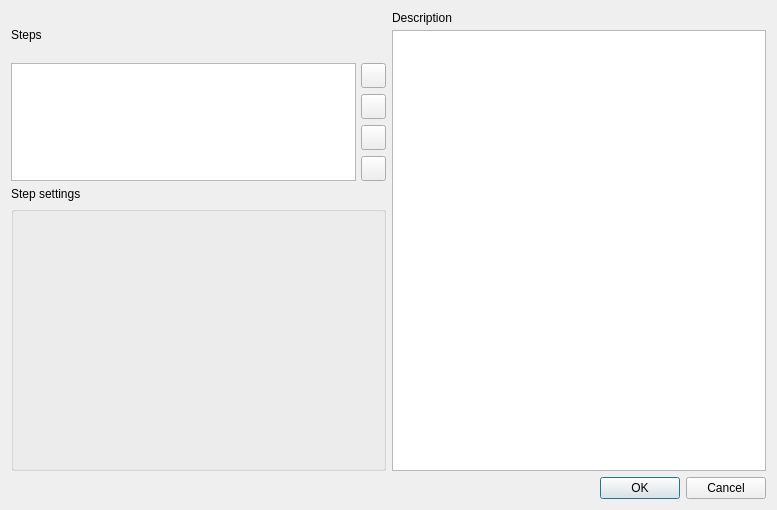
The window that src/plugins/external_tool_support/src/trimmomatic/TrimmomaticPropertyDialog.ui (violethaze74/ugene) describes before a commit, drawn with Qt 5.
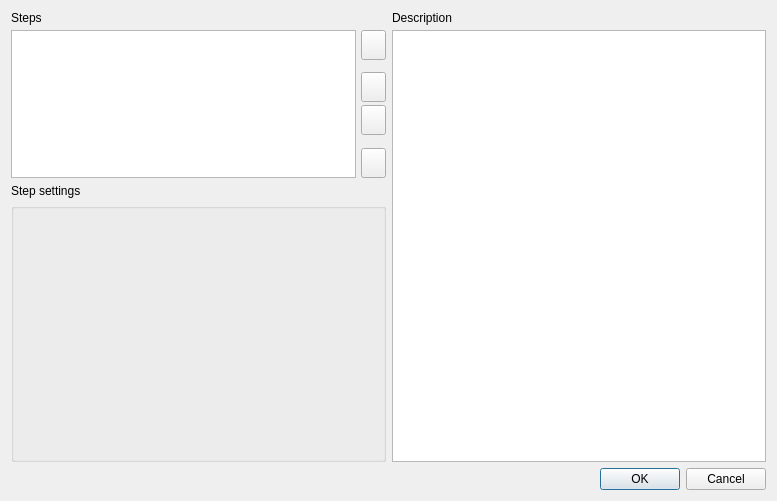
The same window after the commit. Icons and pictures are not drawn.

Commit message: new trimmomatic dialog

```diff
--- a/src/plugins/external_tool_support/src/trimmomatic/TrimmomaticPropertyDialog.ui
+++ b/src/plugins/external_tool_support/src/trimmomatic/TrimmomaticPropertyDialog.ui
@@ -7,13 +7,13 @@
     <x>0</x>
     <y>0</y>
     <width>777</width>
-    <height>510</height>
+    <height>501</height>
    </rect>
   </property>
   <property name="minimumSize">
    <size>
     <width>640</width>
-    <height>510</height>
+    <height>501</height>
    </size>
   </property>
   <property name="windowTitle">
@@ -22,6 +22,9 @@
   <layout class="QVBoxLayout" name="verticalLayout_4" stretch="1,2">
    <item>
     <layout class="QHBoxLayout" name="horizontalLayout_2">
+     <property name="sizeConstraint">
+      <enum>QLayout::SetDefaultConstraint</enum>
+     </property>
      <item>
       <layout class="QVBoxLayout" name="verticalLayout_3" stretch="3,5">
        <item>
@@ -41,7 +44,7 @@
            <item>
             <widget class="QListWidget" name="listSteps">
              <property name="sizePolicy">
-              <sizepolicy hsizetype="Expanding" vsizetype="Fixed">
+              <sizepolicy hsizetype="Expanding" vsizetype="Preferred">
                <horstretch>0</horstretch>
                <verstretch>0</verstretch>
               </sizepolicy>
@@ -49,7 +52,7 @@
              <property name="minimumSize">
               <size>
                <width>0</width>
-               <height>109</height>
+               <height>119</height>
               </size>
              </property>
             </widget>
@@ -70,10 +73,16 @@
                  <verstretch>0</verstretch>
                 </sizepolicy>
                </property>
+               <property name="minimumSize">
+                <size>
+                 <width>25</width>
+                 <height>30</height>
+                </size>
+               </property>
                <property name="maximumSize">
                 <size>
                  <width>25</width>
-                 <height>25</height>
+                 <height>30</height>
                 </size>
                </property>
                <property name="baseSize">
@@ -85,6 +94,9 @@
                <property name="toolTip">
                 <string>&lt;html&gt;&lt;head/&gt;&lt;body&gt;&lt;p&gt;Add new step&lt;/p&gt;&lt;/body&gt;&lt;/html&gt;</string>
                </property>
+               <property name="styleSheet">
+                <string notr="true">text-align: center center;</string>
+               </property>
                <property name="text">
                 <string/>
                </property>
@@ -100,12 +112,12 @@
                 <enum>Qt::Vertical</enum>
                </property>
                <property name="sizeType">
-                <enum>QSizePolicy::Fixed</enum>
+                <enum>QSizePolicy::Expanding</enum>
                </property>
                <property name="sizeHint" stdset="0">
                 <size>
                  <width>20</width>
-                 <height>3</height>
+                 <height>24</height>
                 </size>
                </property>
               </spacer>
@@ -118,10 +130,16 @@
                  <verstretch>0</verstretch>
                 </sizepolicy>
                </property>
+               <property name="minimumSize">
+                <size>
+                 <width>25</width>
+                 <height>30</height>
+                </size>
+               </property>
                <property name="maximumSize">
                 <size>
                  <width>25</width>
-                 <height>25</height>
+                 <height>30</height>
                 </size>
                </property>
                <property name="baseSize">
@@ -133,6 +151,9 @@
                <property name="toolTip">
                 <string>&lt;html&gt;&lt;head/&gt;&lt;body&gt;&lt;p&gt;Move selected step above&lt;/p&gt;&lt;/body&gt;&lt;/html&gt;</string>
                </property>
+               <property name="styleSheet">
+                <string notr="true">text-align: center top;</string>
+               </property>
                <property name="text">
                 <string/>
                </property>
@@ -148,12 +169,12 @@
                 <enum>Qt::Vertical</enum>
                </property>
                <property name="sizeType">
-                <enum>QSizePolicy::Fixed</enum>
+                <enum>QSizePolicy::Preferred</enum>
                </property>
                <property name="sizeHint" stdset="0">
                 <size>
                  <width>20</width>
-                 <height>3</height>
+                 <height>9</height>
                 </size>
                </property>
               </spacer>
@@ -166,10 +187,16 @@
                  <verstretch>0</verstretch>
                 </sizepolicy>
                </property>
+               <property name="minimumSize">
+                <size>
+                 <width>25</width>
+                 <height>30</height>
+                </size>
+               </property>
                <property name="maximumSize">
                 <size>
                  <width>25</width>
-                 <height>25</height>
+                 <height>30</height>
                 </size>
                </property>
                <property name="baseSize">
@@ -181,6 +208,9 @@
                <property name="toolTip">
                 <string>&lt;html&gt;&lt;head/&gt;&lt;body&gt;&lt;p&gt;Move selected step below&lt;/p&gt;&lt;/body&gt;&lt;/html&gt;</string>
                </property>
+               <property name="styleSheet">
+                <string notr="true">text-align: center bottom;</string>
+               </property>
                <property name="text">
                 <string/>
                </property>
@@ -196,12 +226,12 @@
                 <enum>Qt::Vertical</enum>
                </property>
                <property name="sizeType">
-                <enum>QSizePolicy::Fixed</enum>
+                <enum>QSizePolicy::Expanding</enum>
                </property>
                <property name="sizeHint" stdset="0">
                 <size>
                  <width>20</width>
-                 <height>3</height>
+                 <height>24</height>
                 </size>
                </property>
               </spacer>
@@ -214,10 +244,16 @@
                  <verstretch>0</verstretch>
                 </sizepolicy>
                </property>
+               <property name="minimumSize">
+                <size>
+                 <width>25</width>
+                 <height>30</height>
+                </size>
+               </property>
                <property name="maximumSize">
                 <size>
                  <width>25</width>
-                 <height>25</height>
+                 <height>30</height>
                 </size>
                </property>
                <property name="baseSize">
@@ -229,6 +265,9 @@
                <property name="toolTip">
                 <string>&lt;html&gt;&lt;head/&gt;&lt;body&gt;&lt;p&gt;Remove selected step&lt;/p&gt;&lt;/body&gt;&lt;/html&gt;</string>
                </property>
+               <property name="styleSheet">
+                <string notr="true">text-align: center center;</string>
+               </property>
                <property name="text">
                 <string/>
                </property>
@@ -265,7 +304,7 @@
          <item>
           <widget class="QGroupBox" name="widgetStepSettingsContainer">
            <property name="sizePolicy">
-            <sizepolicy hsizetype="Expanding" vsizetype="Preferred">
+            <sizepolicy hsizetype="Expanding" vsizetype="Minimum">
              <horstretch>0</horstretch>
              <verstretch>0</verstretch>
             </sizepolicy>
```
Left out of the diff: 11 changed lines with no effect on the pictures.
